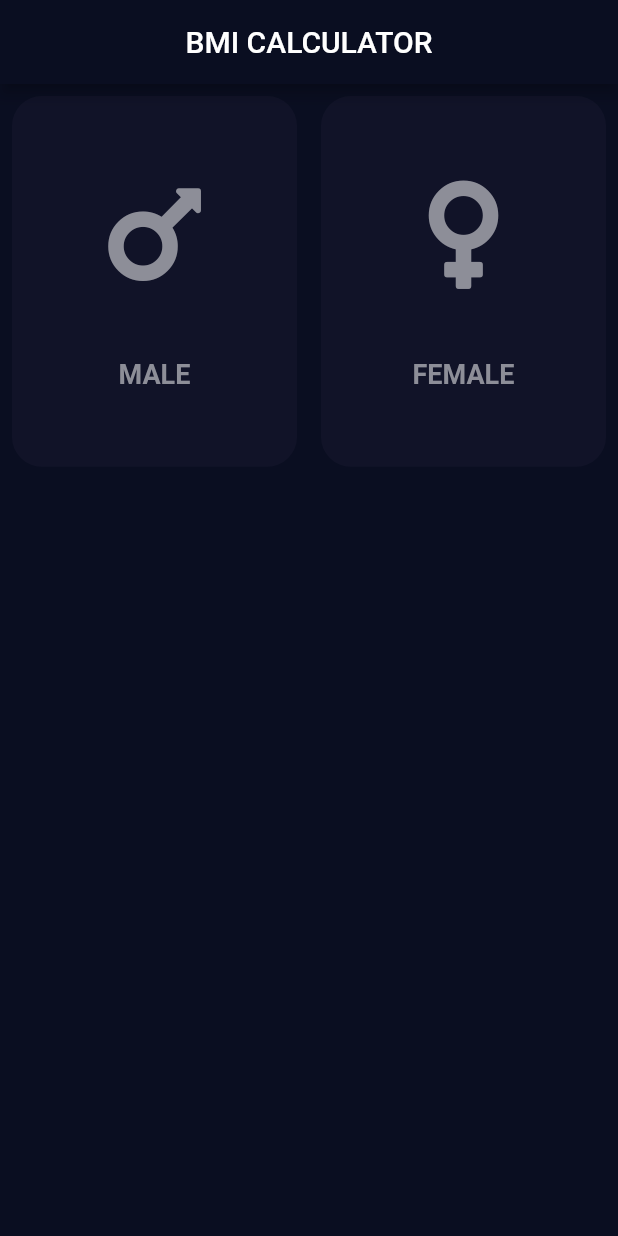
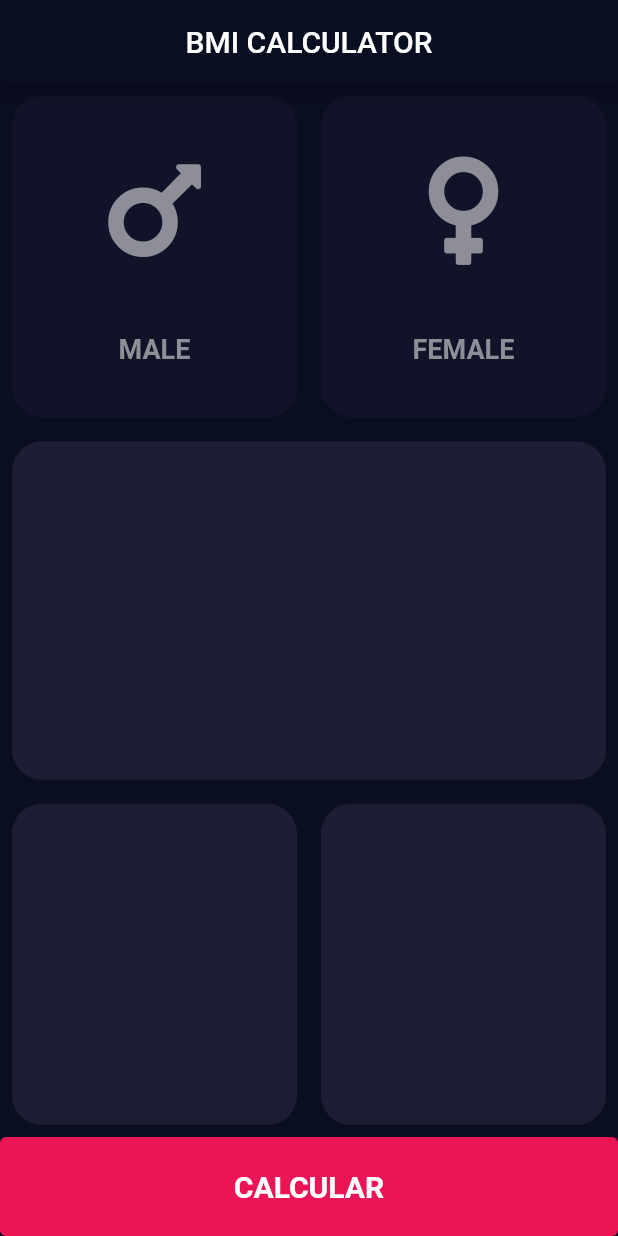
Before and after one commit to julianoventola/bmi, a Flutter app: the screen it shows after launch, on a phone screen of 412 x 824 dp. Run offline on Flutter 3.47's test engine with Material 2 defaults, Android fonts, the light colour scheme and no system bars; our stand-ins replace font_awesome_flutter.

Commit message:
refactory: keep original layout

```diff
--- a/lib/input_page.dart
+++ b/lib/input_page.dart
@@ -79,13 +79,27 @@ class _InputPageState extends State<InputPage> {
               ),
             ],
           ),
-          //Expanded(child: ContainerWidget()),
-          /*Row(
+          Expanded(child: ContainerWidget()),
+          Row(
             children: [
               Expanded(child: ContainerWidget()),
               Expanded(child: ContainerWidget()),
             ],
-          ),*/
+          ),
+          Container(
+            width: double.maxFinite,
+            height: size.height * 0.08,
+            child: ElevatedButton(
+                style: ElevatedButton.styleFrom(
+                  primary: GlobalStyles.bottomContainerColorApp,
+                ),
+                onPressed: () {},
+                child: Text('CALCULAR',
+                    style: TextStyle(
+                      fontSize: 20,
+                      fontWeight: FontWeight.bold,
+                    ))),
+          )
         ],
       ),
     );
--- a/lib/widgets/container_widget.dart
+++ b/lib/widgets/container_widget.dart
@@ -1,13 +1,14 @@
+import 'package:bmicalc/global_styles.dart';
 import 'package:flutter/material.dart';
 
 class ContainerWidget extends StatelessWidget {
-  final Widget child;
+  final Widget? child;
   final Color color;
 
   const ContainerWidget({
     Key? key,
-    required this.child,
-    required this.color,
+    this.child,
+    this.color = GlobalStyles.activeCardColorApp,
   }) : super(key: key);
 
   @override
@@ -18,7 +19,7 @@ class ContainerWidget extends StatelessWidget {
         color: color,
         borderRadius: BorderRadius.circular(20),
       ),
-      height: MediaQuery.of(context).size.height * 0.3,
+      height: MediaQuery.of(context).size.height * 0.26,
       child: child,
     );
   }
```
